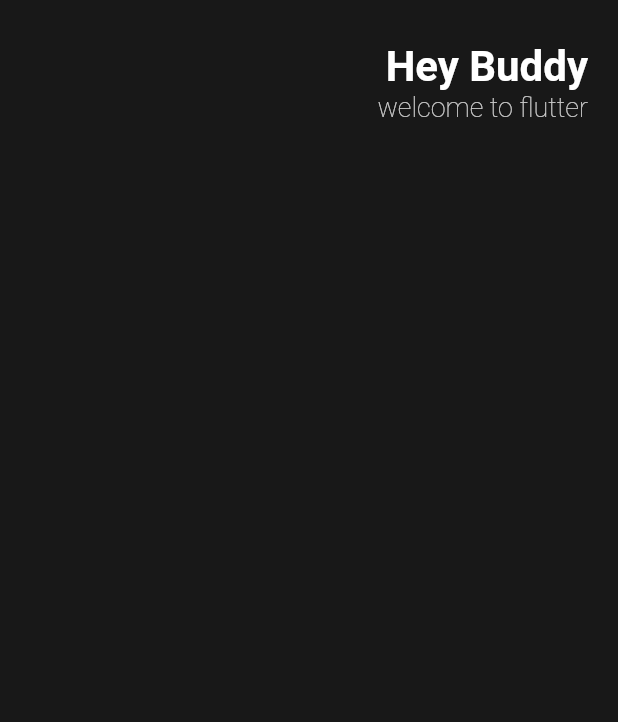
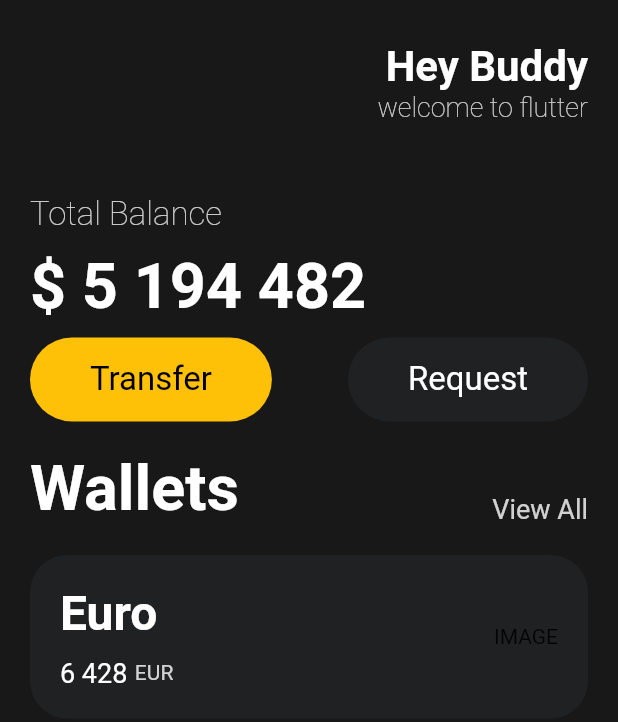
Before and after one commit to genioustar/flutter-study, a Flutter app: the screen it shows after launch, on a phone screen of 412 x 824 dp. Shown: the top 722 px of the screen. Run offline on Flutter 3.47's test engine with Material 2 defaults, Android fonts, the phone set to English and light mode, and no system bars.

Commit message:
3.7 까지함! 이후를 더하기!

```diff
--- a/lib/main.dart
+++ b/lib/main.dart
@@ -1,4 +1,5 @@
 import 'package:flutter/material.dart';
+import 'package:golfgeo/widgets/button.dart';
 
 void main() {
   runApp(MyApp());
@@ -14,6 +15,7 @@
           body: Padding(
             padding: const EdgeInsets.symmetric(horizontal: 20),
             child: Column(
+              crossAxisAlignment: CrossAxisAlignment.start,
               children: [
                 Row(
                   mainAxisAlignment: MainAxisAlignment.end,
@@ -42,6 +44,113 @@
                     ),
                   ],
                 ),
+                const SizedBox(
+                  height: 20,
+                ),
+                Text(
+                  'Total Balance',
+                  style: TextStyle(
+                      color: Colors.white.withOpacity(0.8),
+                      fontSize: 22,
+                      fontWeight: FontWeight.w200),
+                ),
+                const SizedBox(
+                  height: 10,
+                ),
+                const Text(
+                  '\$ 5 194 482',
+                  style: TextStyle(
+                      color: Colors.white,
+                      fontSize: 42,
+                      fontWeight: FontWeight.w600),
+                ),
+                const SizedBox(
+                  height: 10,
+                ),
+                Row(
+                  mainAxisAlignment: MainAxisAlignment.spaceBetween,
+                  children: const [
+                    Button(
+                        text: 'Transfer',
+                        bgColor: Colors.amber,
+                        textColor: Colors.black),
+                    Button(
+                        text: 'Request',
+                        bgColor: Color(0xff1f2123),
+                        textColor: Colors.white)
+                  ],
+                ),
+                const SizedBox(
+                  height: 20,
+                ),
+                Row(
+                  mainAxisAlignment: MainAxisAlignment.spaceBetween,
+                  crossAxisAlignment: CrossAxisAlignment.end,
+                  children: [
+                    const Text(
+                      'Wallets',
+                      style: TextStyle(
+                        color: Colors.white,
+                        fontSize: 42,
+                        fontWeight: FontWeight.w600,
+                      ),
+                    ),
+                    Text('View All',
+                        style: TextStyle(
+                          color: Colors.white.withOpacity(0.8),
+                          fontSize: 18,
+                        )),
+                  ],
+                ),
+                const SizedBox(
+                  height: 20,
+                ),
+                Container(
+                  decoration: BoxDecoration(
+                      color: const Color(0xFF1F2123),
+                      borderRadius: BorderRadius.circular(25)),
+                  child: Padding(
+                    padding: const EdgeInsets.all(20),
+                    child: Row(
+                      mainAxisAlignment: MainAxisAlignment.spaceBetween,
+                      children: [
+                        Column(
+                          crossAxisAlignment: CrossAxisAlignment.start,
+                          children: [
+                            const Text(
+                              'Euro',
+                              style: TextStyle(
+                                  color: Colors.white,
+                                  fontSize: 32,
+                                  fontWeight: FontWeight.w600),
+                            ),
+                            const SizedBox(
+                              height: 10,
+                            ),
+                            Row(
+                              children: [
+                                const Text(
+                                  '6 428',
+                                  style: TextStyle(
+                                      color: Colors.white, fontSize: 18),
+                                ),
+                                const SizedBox(
+                                  width: 5,
+                                ),
+                                Text(
+                                  'EUR',
+                                  style: TextStyle(
+                                      color: Colors.white.withOpacity(0.8)),
+                                ),
+                              ],
+                            )
+                          ],
+                        ),
+                        const Text('IMAGE'),
+                      ],
+                    ),
+                  ),
+                ),
               ],
             ),
           )),
--- /dev/null
+++ b/lib/widgets/button.dart
@@ -0,0 +1,32 @@
+import 'package:flutter/material.dart';
+
+class Button extends StatelessWidget {
+  final String text;
+  final Color bgColor;
+  final Color textColor;
+
+  const Button({
+    Key? key,
+    required this.text,
+    required this.bgColor,
+    required this.textColor,
+  }) : super(key: key);
+
+  @override
+  Widget build(BuildContext context) {
+    // TODO: implement build
+    return Container(
+      decoration: BoxDecoration(
+          color: bgColor, borderRadius: BorderRadius.circular(30)),
+      child: Padding(
+        padding: const EdgeInsets.symmetric(horizontal: 40, vertical: 15),
+        child: Text(
+          text,
+          style: TextStyle(
+              color: textColor, fontSize: 22, fontWeight: FontWeight.w400),
+        ),
+      ),
+    );
+    throw UnimplementedError();
+  }
+}
```
